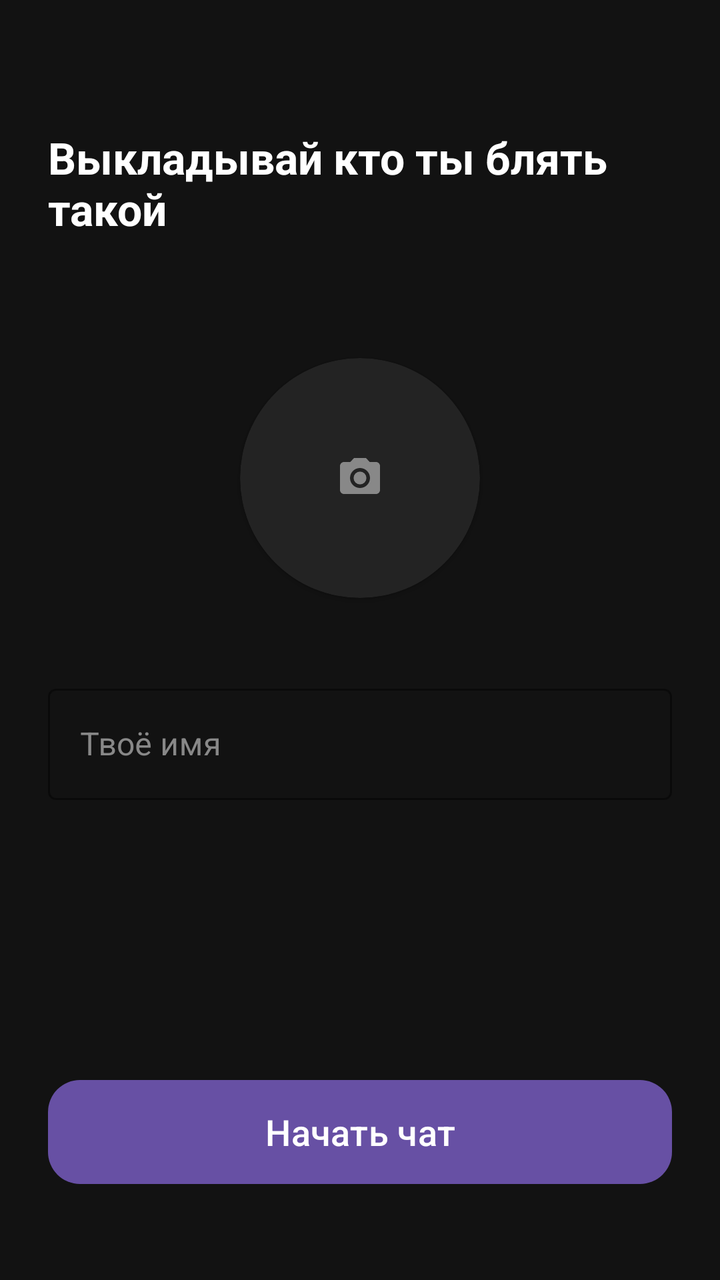
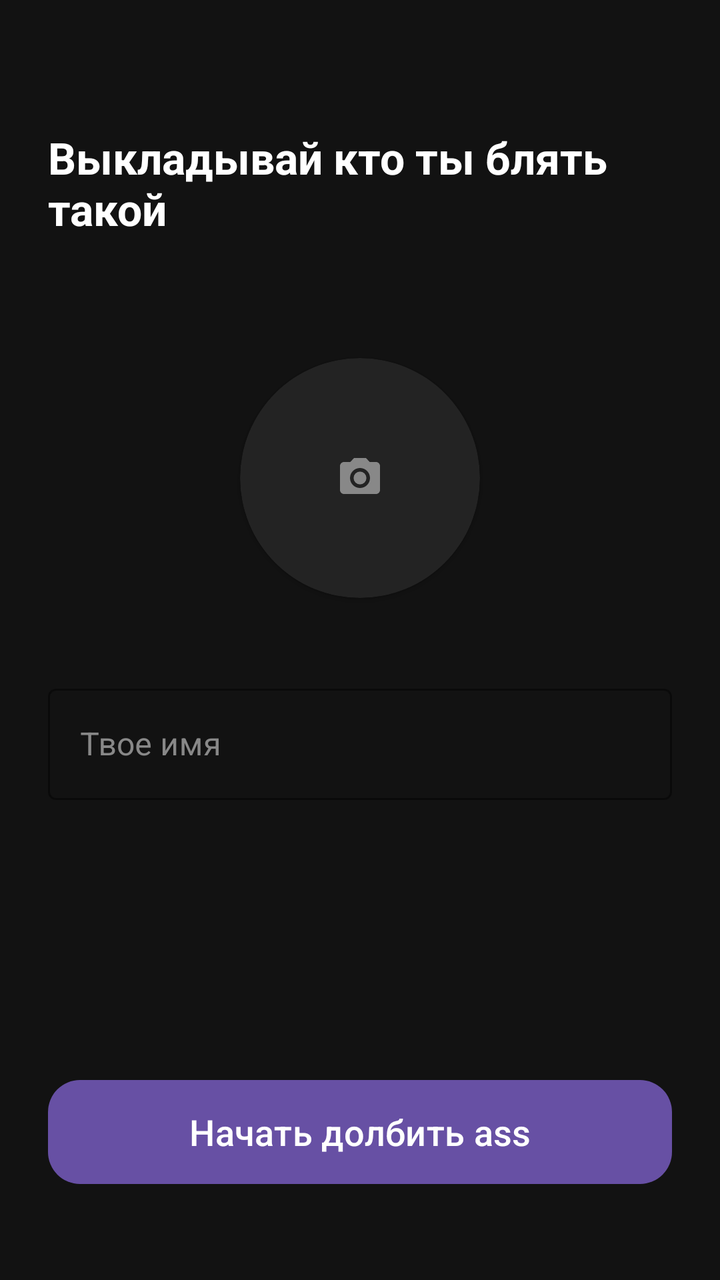

Compare the two renders of this Android layout. The source of the first and the diff that turns it into the second are given below.
<!-- AndroidManifest.xml: application theme Theme.MAX -->
<!-- res/layout/registration_fragment.xml -->
<?xml version="1.0" encoding="utf-8"?>
<androidx.constraintlayout.widget.ConstraintLayout
    xmlns:android="http://schemas.android.com/apk/res/android"
    xmlns:app="http://schemas.android.com/apk/res-auto"
    android:layout_width="match_parent"
    android:layout_height="match_parent"
    android:padding="24dp"
    android:background="#121212"> <TextView
    android:id="@+id/tv_title"
    android:layout_width="wrap_content"
    android:layout_height="wrap_content"
    android:text="Выкладывай кто ты блять такой"
    android:textColor="#FFFFFF"
    android:textSize="22sp"
    android:textStyle="bold"
    android:layout_marginTop="40dp"
    app:layout_constraintTop_toTopOf="parent"
    app:layout_constraintStart_toStartOf="parent" />

    <androidx.cardview.widget.CardView
        android:id="@+id/card_avatar"
        android:layout_width="120dp"
        android:layout_height="120dp"
        android:layout_marginTop="60dp"
        app:cardCornerRadius="60dp"
        app:cardBackgroundColor="#232323"
        app:layout_constraintTop_toBottomOf="@id/tv_title"
        app:layout_constraintStart_toStartOf="parent"
        app:layout_constraintEnd_toEndOf="parent">

        <ImageView
            android:id="@+id/iv_user_avatar"
            android:layout_width="match_parent"
            android:layout_height="match_parent"
            android:src="@drawable/photo"
            android:scaleType="centerInside"
            android:padding="30dp"
            app:tint="#888888" />
    </androidx.cardview.widget.CardView>

    <com.google.android.material.textfield.TextInputLayout
        android:id="@+id/input_name_layout"
        android:layout_width="match_parent"
        android:layout_height="wrap_content"
        android:layout_marginTop="40dp"
        android:hint="Твоё имя"
        android:textColorHint="#888888"
        app:boxStrokeColor="#FFFFFF"
        app:hintTextColor="#FFFFFF"
        style="@style/Widget.MaterialComponents.TextInputLayout.OutlinedBox"
        app:layout_constraintTop_toBottomOf="@id/card_avatar">

        <com.google.android.material.textfield.TextInputEditText
            android:id="@+id/et_name"
            android:layout_width="match_parent"
            android:layout_height="wrap_content"
            android:textColor="#FFFFFF"
            android:inputType="textPersonName" />
    </com.google.android.material.textfield.TextInputLayout>

    <com.google.android.material.button.MaterialButton
        android:id="@+id/btn_start"
        android:layout_width="match_parent"
        android:layout_height="60dp"
        android:text="Начать чат"
        android:textAllCaps="false"
        android:textSize="18sp"
        app:cornerRadius="16dp"
        android:layout_marginBottom="20dp"
        app:layout_constraintBottom_toBottomOf="parent" />

</androidx.constraintlayout.widget.ConstraintLayout>
<!-- resources referenced by this layout -->
<resources>
  <!-- drawable photo (drawable) -->
  <vector xmlns:android="http://schemas.android.com/apk/res/android"
      android:width="24dp"
      android:height="24dp"
      android:viewportWidth="24"
      android:viewportHeight="24">
      <path
          android:fillColor="#FF000000"
          android:pathData="M12,12m-3.2,0a3.2,3.2 0,1 1,6.4 0a3.2,3.2 0,1 1,-6.4 0" />
      <path
          android:fillColor="#FF000000"
          android:pathData="M9,2L7.17,4H4C2.9,4 2,4.9 2,6V18C2,19.1 2.9,20 4,20H20C21.1,20 22,19.1 22,18V6C22,4.9 21.1,4 20,4H16.83L15,2H9M12,17C9.24,17 7,14.76 7,12C7,9.24 9.24,7 12,7C14.76,7 17,9.24 17,12C17,14.76 14.76,17 12,17Z" />
  </vector>
  <style name="Theme.MAX" parent="Base.Theme.MAX" />
  <style name="Base.Theme.MAX" parent="Theme.Material3.DayNight.NoActionBar">
          
          
      </style>
</resources>

<!-- the commit's change to res/layout/registration_fragment.xml (unified diff, before → after) -->
@@ -9,7 +9,7 @@
     android:id="@+id/tv_title"
     android:layout_width="wrap_content"
     android:layout_height="wrap_content"
-    android:text="Выкладывай кто ты блять такой"
+    android:text="@string/hello"
     android:textColor="#FFFFFF"
     android:textSize="22sp"
     android:textStyle="bold"
@@ -43,7 +43,7 @@
         android:layout_width="match_parent"
         android:layout_height="wrap_content"
         android:layout_marginTop="40dp"
-        android:hint="Твоё имя"
+        android:hint="@string/name"
         android:textColorHint="#888888"
         app:boxStrokeColor="#FFFFFF"
         app:hintTextColor="#FFFFFF"
@@ -62,7 +62,7 @@
         android:id="@+id/btn_start"
         android:layout_width="match_parent"
         android:layout_height="60dp"
-        android:text="Начать чат"
+        android:text="@string/go"
         android:textAllCaps="false"
         android:textSize="18sp"
         app:cornerRadius="16dp"
<!-- resource entries referenced after the edit -->
@@ -13,6 +13,9 @@
           android:fillColor="#FF000000"
           android:pathData="M9,2L7.17,4H4C2.9,4 2,4.9 2,6V18C2,19.1 2.9,20 4,20H20C21.1,20 22,19.1 22,18V6C22,4.9 21.1,4 20,4H16.83L15,2H9M12,17C9.24,17 7,14.76 7,12C7,9.24 9.24,7 12,7C14.76,7 17,9.24 17,12C17,14.76 14.76,17 12,17Z" />
   </vector>
+  <string name="go">Начать долбить ass</string>
+  <string name="hello">Выкладывай кто ты блять такой</string>
+  <string name="name">Твое имя</string>
   <style name="Theme.MAX" parent="Base.Theme.MAX" />
   <style name="Base.Theme.MAX" parent="Theme.Material3.DayNight.NoActionBar">
           
